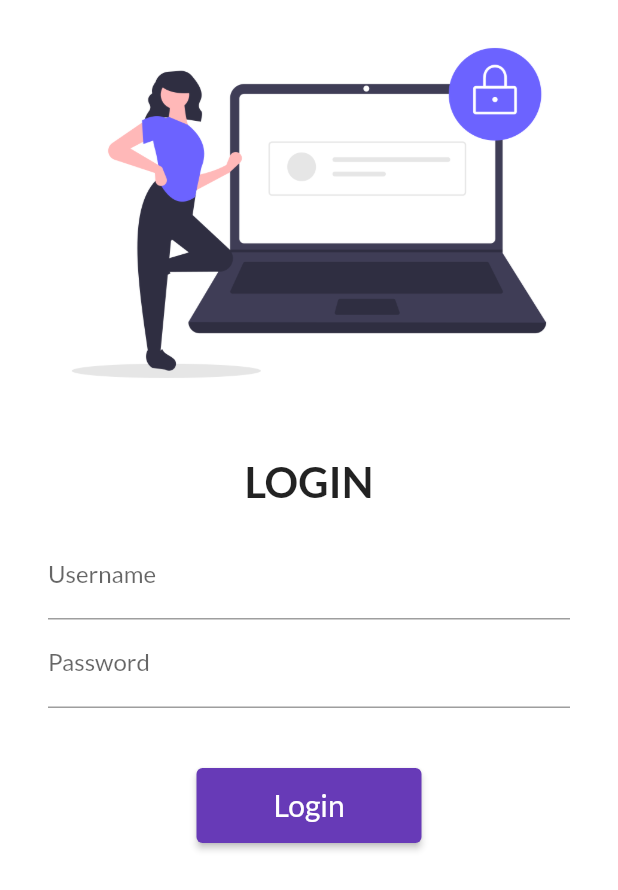
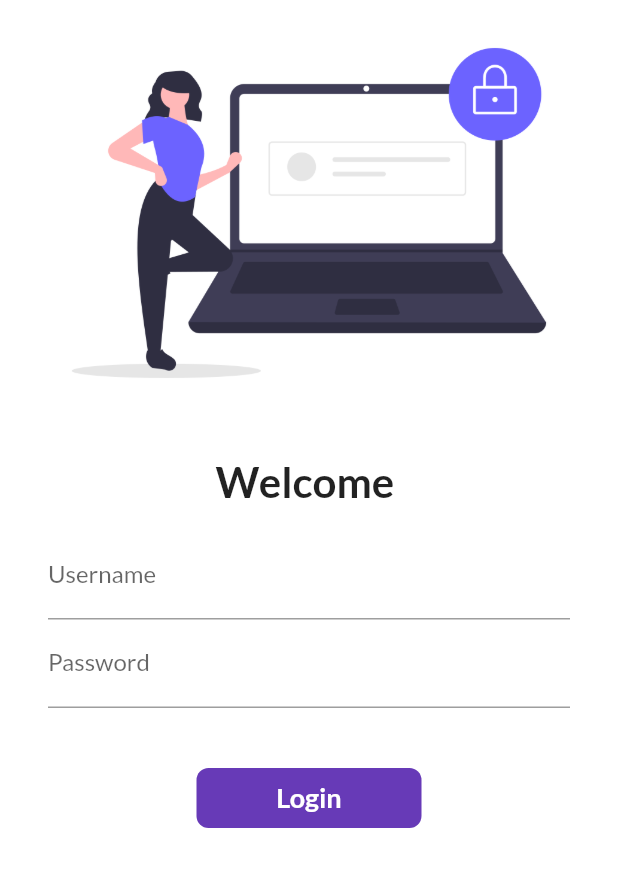
Before and after one commit to punityadav2512/30-Days-of-Flutter, a Flutter app: the screen it shows after launch, on a phone screen of 412 x 824 dp. Shown: the top 890 px of the screen. Run offline on Flutter 3.47's test engine with Material 2 defaults, Android fonts, the phone set to English and light mode, and no system bars; our stand-ins replace google_fonts.

Commit message:
day 6 completed

```diff
--- a/lib/pages/login_page.dart
+++ b/lib/pages/login_page.dart
@@ -1,8 +1,16 @@
 import 'package:flutter/material.dart';
 import 'package:flutter_catalog/utils/routes.dart';
 
-class LoginPage extends StatelessWidget {
+class LoginPage extends StatefulWidget {
   const LoginPage({Key? key}) : super(key: key);
+
+  @override
+  _LoginPageState createState() => _LoginPageState();
+}
+
+class _LoginPageState extends State<LoginPage> {
+  String name = '';
+  bool changeButton = false;
 
   @override
   Widget build(BuildContext context) {
@@ -19,7 +27,7 @@ class LoginPage extends StatelessWidget {
               height: 20,
             ),
             Text(
-              "LOGIN",
+              "Welcome $name",
               style: TextStyle(
                 fontSize: 28,
                 fontWeight: FontWeight.bold,
@@ -37,6 +45,10 @@ class LoginPage extends StatelessWidget {
                       hintText: "Enter username",
                       labelText: "Username",
                     ),
+                    onChanged: (value) {
+                      name = value;
+                      setState(() {});
+                    },
                   ),
                   TextFormField(
                     obscureText: true,
@@ -48,18 +60,56 @@ class LoginPage extends StatelessWidget {
                   SizedBox(
                     height: 40,
                   ),
-                  ElevatedButton(
-                    onPressed: () {
+                  InkWell(
+                    onTap: () async {
+                      setState(() {
+                        changeButton = true;
+                      });
+                      await Future.delayed(
+                        Duration(seconds: 1),
+                      );
                       Navigator.pushNamed(context, MyRoutes.homeRoute);
                     },
-                    child: Text(
-                      "Login",
-                      style: TextStyle(
-                        fontSize: 20,
+                    child: AnimatedContainer(
+                      duration: Duration(seconds: 1),
+                      width: changeButton ? 50 : 150,
+                      height: 40,
+                      alignment: Alignment.center,
+                      child: changeButton
+                          ? Icon(
+                              Icons.done,
+                              color: Colors.white,
+                            )
+                          : Text(
+                              "Login",
+                              style: TextStyle(
+                                color: Colors.white,
+                                fontWeight: FontWeight.bold,
+                                fontSize: 18,
+                              ),
+                            ),
+                      decoration: BoxDecoration(
+                        color: Colors.deepPurple,
+                        // shape:
+                        //     changeButton ? BoxShape.circle : BoxShape.rectangle,
+                        borderRadius:
+                            BorderRadius.circular(changeButton ? 50 : 8),
                       ),
                     ),
-                    style: TextButton.styleFrom(minimumSize: Size(150, 50)),
                   ),
+
+                  // ElevatedButton(
+                  //   onPressed: () {
+                  //     Navigator.pushNamed(context, MyRoutes.homeRoute);
+                  //   },
+                  //   child: Text(
+                  //     "Login",
+                  //     style: TextStyle(
+                  //       fontSize: 20,
+                  //     ),
+                  //   ),
+                  //   style: TextButton.styleFrom(minimumSize: Size(150, 50)),
+                  // ),
                 ],
               ),
             ),
```
